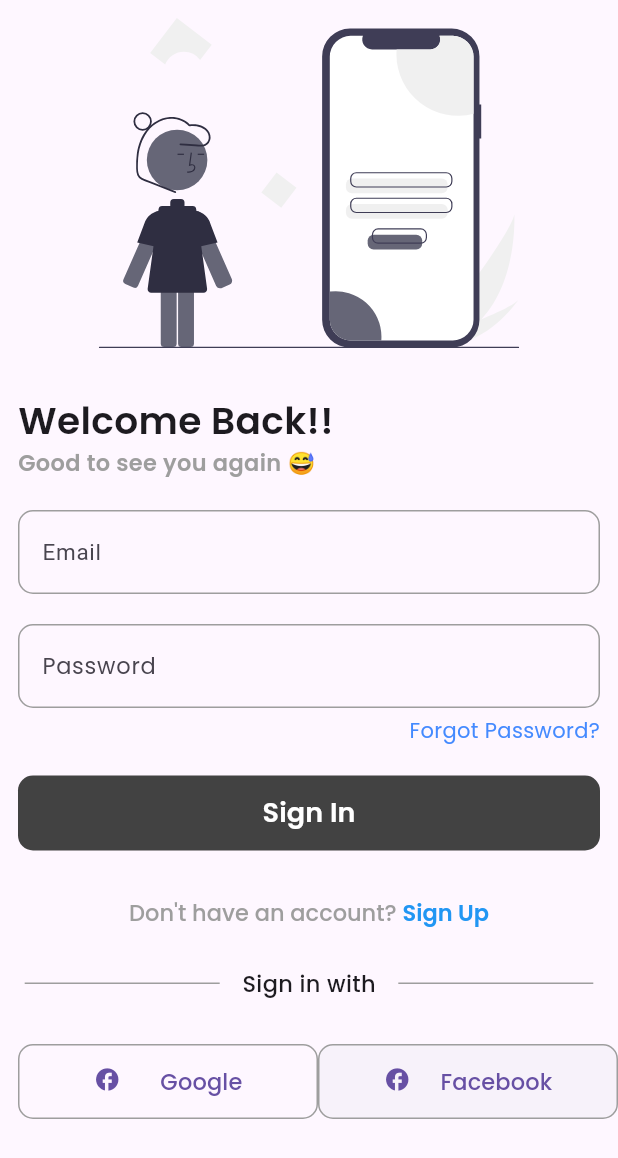
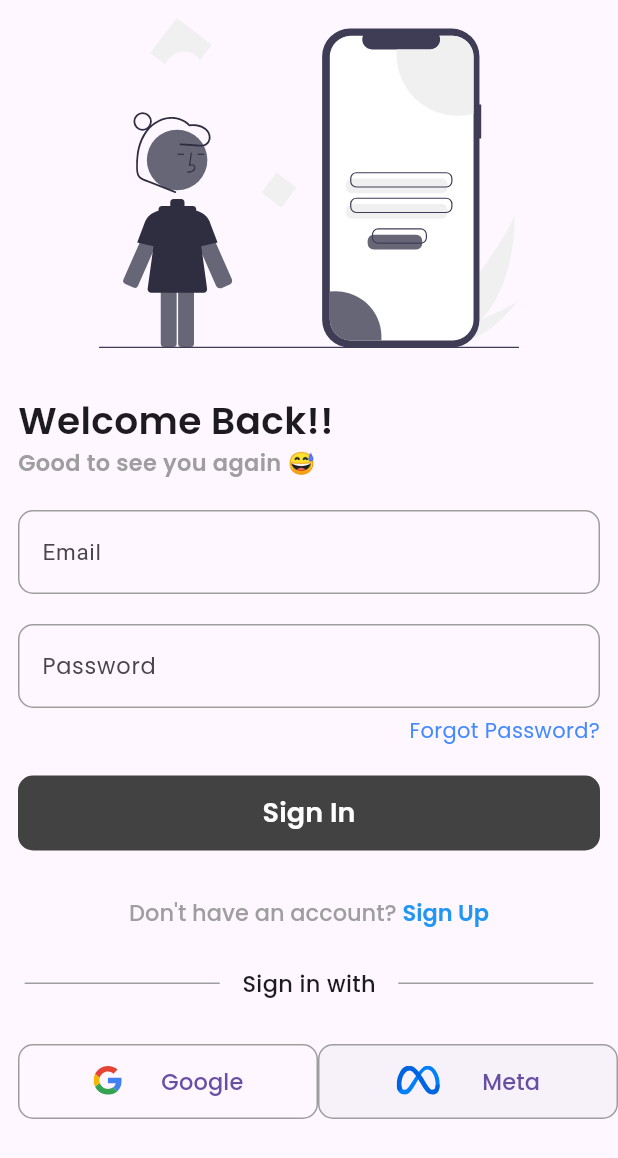
Before and after one commit to ferajofficial/Task-Buddy, a Flutter app: the screen it shows after launch, on a phone screen of 412 x 824 dp. Shown: the top 1158 px of the screen. Run offline on Flutter 3.47's test engine with Material 3 defaults, Android fonts, the phone set to English and light mode, and no system bars; our stand-ins replace auto_route, flutter_svg, google_fonts, velocity_x.

Commit message:
✨ #ui - little features added

```diff
--- /dev/null
+++ b/lib/const/resource.dart
@@ -0,0 +1,20 @@
+/// Generate by [asset_generator](https://github.com/fluttercandies/flutter_asset_generator) library.
+/// PLEASE DO NOT EDIT MANUALLY.
+// ignore_for_file: constant_identifier_names
+class R {
+  const R._();
+
+  /// ![preview](file:///Users/skferajuddin/Desktop/development/FlutterProjects/task_buddy/assets/icons/google.svg)
+  static const String ASSETS_ICONS_GOOGLE_SVG = 'assets/icons/google.svg';
+
+  /// ![preview](file:///Users/skferajuddin/Desktop/development/FlutterProjects/task_buddy/assets/icons/meta.svg)
+  static const String ASSETS_ICONS_META_SVG = 'assets/icons/meta.svg';
+
+  /// ![preview](file:///Users/skferajuddin/Desktop/development/FlutterProjects/task_buddy/assets/illustrations/signin.svg)
+  static const String ASSETS_ILLUSTRATIONS_SIGNIN_SVG =
+      'assets/illustrations/signin.svg';
+
+  /// ![preview](file:///Users/skferajuddin/Desktop/development/FlutterProjects/task_buddy/assets/illustrations/signup.svg)
+  static const String ASSETS_ILLUSTRATIONS_SIGNUP_SVG =
+      'assets/illustrations/signup.svg';
+}
--- a/lib/features/signin/constants/signin_options.dart
+++ b/lib/features/signin/constants/signin_options.dart
@@ -1,5 +1,7 @@
 import 'package:flutter/material.dart';
+import 'package:flutter_svg/svg.dart';
 import 'package:google_fonts/google_fonts.dart';
+import 'package:task_buddy/const/resource.dart';
 import 'package:velocity_x/velocity_x.dart';
 
 class SigninOptions extends StatelessWidget {
@@ -57,7 +59,10 @@ class SigninOptions extends StatelessWidget {
                   mainAxisAlignment: MainAxisAlignment.spaceEvenly,
                   crossAxisAlignment: CrossAxisAlignment.start,
                   children: [
-                    const Icon(Icons.facebook),
+                    SvgPicture.asset(
+                      R.ASSETS_ICONS_GOOGLE_SVG,
+                      height: 20,
+                    ),
                     Text(
                       "Google",
                       style: GoogleFonts.poppins(
@@ -83,9 +88,9 @@ class SigninOptions extends StatelessWidget {
                   mainAxisAlignment: MainAxisAlignment.spaceEvenly,
                   crossAxisAlignment: CrossAxisAlignment.start,
                   children: [
-                    const Icon(Icons.facebook),
+                    SvgPicture.asset(R.ASSETS_ICONS_META_SVG, height: 20),
                     Text(
-                      "Facebook",
+                      "Meta",
                       style: GoogleFonts.poppins(
                         fontSize: 15,
                         fontWeight: FontWeight.w500,
--- a/lib/features/signin/view/signin_page.dart
+++ b/lib/features/signin/view/signin_page.dart
@@ -2,6 +2,7 @@ import 'package:auto_route/auto_route.dart';
 import 'package:flutter/material.dart';
 import 'package:flutter_svg/svg.dart';
 import 'package:google_fonts/google_fonts.dart';
+import 'package:task_buddy/const/resource.dart';
 import 'package:task_buddy/features/signin/constants/signin_options.dart';
 import 'package:task_buddy/shared/custom_form.dart';
 import 'package:velocity_x/velocity_x.dart';
@@ -34,7 +35,7 @@ class _SigninViewState extends State<SigninView> {
           children: [
             Align(
               alignment: Alignment.center,
-              child: SvgPicture.asset("assets/illustrations/signin.svg",
+              child: SvgPicture.asset(R.ASSETS_ILLUSTRATIONS_SIGNIN_SVG,
                   height: 220),
             ),
             30.heightBox,
--- a/pubspec.yaml
+++ b/pubspec.yaml
@@ -39,6 +39,7 @@ dependencies:
   auto_route: ^7.8.4
   google_fonts: ^6.1.0
   flutter_svg: ^2.0.9
+  flutter_asset_generator: ^1.1.0
 
 dev_dependencies:
   flutter_test:
```
Also changed, not shown: assets/icons/google.svg (added), assets/icons/meta.svg (added), assets/illustrations/signin.png (deleted), assets/illustrations/signup.svg (added), pubspec.lock.
